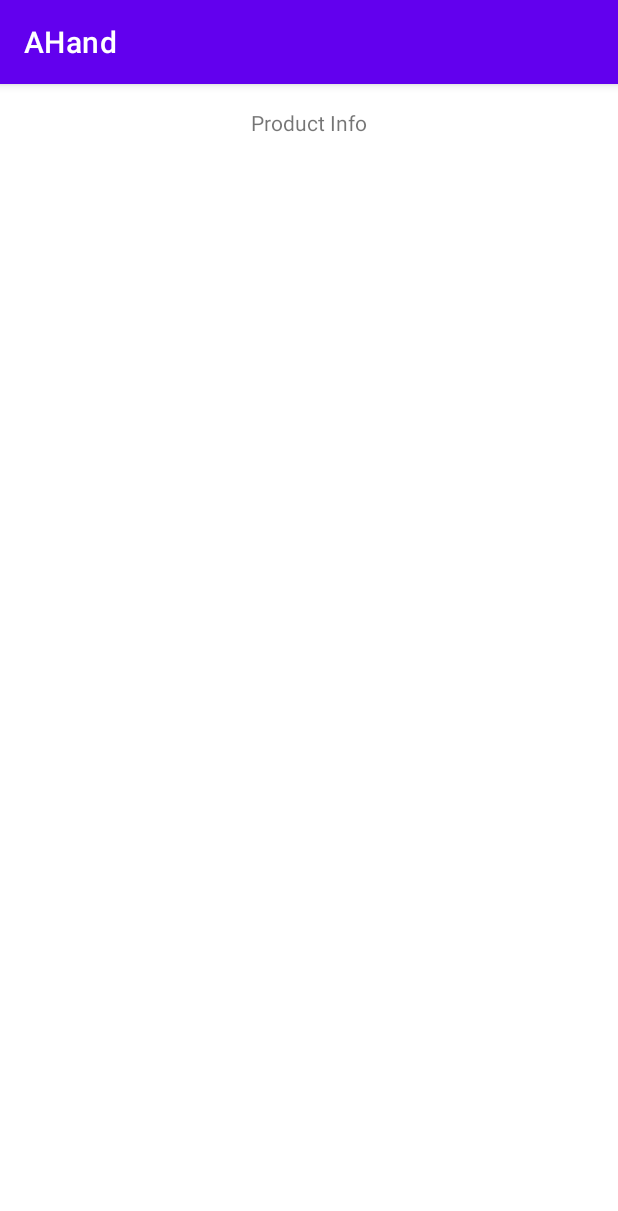
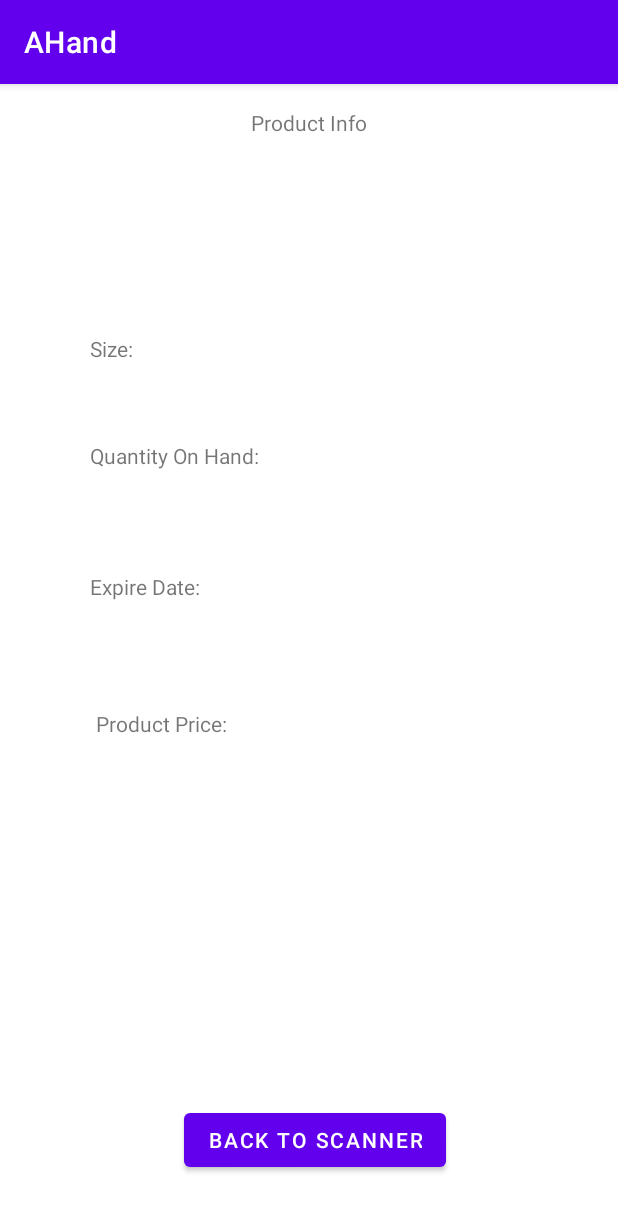
Before and after one commit to azzidahaka/Final-Project-sem-6-, an Android app: the CustomerProductInfo screen opened directly, with no data from a screen before it, on a phone screen of 412 x 824 dp. Shown: the top 1211 px of the screen. Run offline under Robolectric (Android 15) with nearby library versions, the phone set to English and light mode, and no system bars.

Commit message:
CustomerProductDetailedInfo + minor changes

```diff
--- a/app/src/main/AndroidManifest.xml
+++ b/app/src/main/AndroidManifest.xml
@@ -9,7 +9,8 @@
         android:roundIcon="@mipmap/ic_launcher_round"
         android:supportsRtl="true"
         android:theme="@style/Theme.FinalProject">
-        <activity android:name=".CustomerProductInfo"></activity>
+        <activity android:name=".CustomerProductDetailedInfo"></activity>
+        <activity android:name=".CustomerProductInfo" />
         <activity android:name=".CustomerInfo" />
         <activity android:name=".CustomerHome" />
         <activity
--- /dev/null
+++ b/app/src/main/java/com/example/finalproject/CustomerProductDetailedInfo.kt
@@ -0,0 +1,11 @@
+package com.example.finalproject
+
+import androidx.appcompat.app.AppCompatActivity
+import android.os.Bundle
+
+class CustomerProductDetailedInfo : AppCompatActivity() {
+    override fun onCreate(savedInstanceState: Bundle?) {
+        super.onCreate(savedInstanceState)
+        setContentView(R.layout.activity_customer_product_detailed_info)
+    }
+}
--- /dev/null
+++ b/app/src/main/res/layout/activity_customer_product_detailed_info.xml
@@ -0,0 +1,9 @@
+<?xml version="1.0" encoding="utf-8"?>
+<androidx.constraintlayout.widget.ConstraintLayout xmlns:android="http://schemas.android.com/apk/res/android"
+    xmlns:app="http://schemas.android.com/apk/res-auto"
+    xmlns:tools="http://schemas.android.com/tools"
+    android:layout_width="match_parent"
+    android:layout_height="match_parent"
+    tools:context=".CustomerProductDetailedInfo">
+
+</androidx.constraintlayout.widget.ConstraintLayout>
--- a/app/src/main/res/layout/activity_customer_product_info.xml
+++ b/app/src/main/res/layout/activity_customer_product_info.xml
@@ -15,4 +15,116 @@
         app:layout_constraintEnd_toEndOf="parent"
         app:layout_constraintStart_toStartOf="parent"
         app:layout_constraintTop_toTopOf="parent" />
+
+    <ImageView
+        android:id="@+id/imageView"
+        android:layout_width="78dp"
+        android:layout_height="94dp"
+        android:layout_marginEnd="36dp"
+        app:layout_constraintEnd_toEndOf="parent"
+        app:layout_constraintTop_toBottomOf="@+id/textViewProductInfo"
+        tools:srcCompat="@tools:sample/avatars" />
+
+    <TextView
+        android:id="@+id/textViewProductName"
+        android:layout_width="wrap_content"
+        android:layout_height="wrap_content"
+        android:layout_marginTop="32dp"
+        app:layout_constraintEnd_toStartOf="@+id/imageView"
+        app:layout_constraintHorizontal_bias="0.343"
+        app:layout_constraintStart_toStartOf="parent"
+        app:layout_constraintTop_toBottomOf="@+id/textViewProductInfo" />
+
+    <TextView
+        android:id="@+id/textViewProductSize"
+        android:layout_width="wrap_content"
+        android:layout_height="wrap_content"
+        android:layout_marginStart="60dp"
+        android:layout_marginTop="80dp"
+        android:text="@string/product_size"
+        app:layout_constraintStart_toStartOf="parent"
+        app:layout_constraintTop_toBottomOf="@+id/textViewProductName" />
+
+    <TextView
+        android:id="@+id/textViewProductSizeEdit"
+        android:layout_width="66dp"
+        android:layout_height="22dp"
+        app:layout_constraintEnd_toEndOf="parent"
+        app:layout_constraintHorizontal_bias="0.694"
+        app:layout_constraintStart_toEndOf="@+id/textViewProductSize"
+        app:layout_constraintTop_toTopOf="@+id/textViewProductSize" />
+
+    <TextView
+        android:id="@+id/textViewProductQty"
+        android:layout_width="wrap_content"
+        android:layout_height="wrap_content"
+        android:layout_marginStart="60dp"
+        android:layout_marginTop="52dp"
+        android:text="@string/product_qty"
+        app:layout_constraintStart_toStartOf="parent"
+        app:layout_constraintTop_toBottomOf="@+id/textViewProductSize" />
+
+    <TextView
+        android:id="@+id/textViewProductQtyEdit"
+        android:layout_width="wrap_content"
+        android:layout_height="wrap_content"
+        android:layout_marginTop="48dp"
+        app:layout_constraintEnd_toEndOf="parent"
+        app:layout_constraintHorizontal_bias="0.397"
+        app:layout_constraintStart_toEndOf="@+id/textViewProductQty"
+        app:layout_constraintTop_toBottomOf="@+id/textViewProductSizeEdit" />
+
+    <TextView
+        android:id="@+id/textViewProductExpire"
+        android:layout_width="wrap_content"
+        android:layout_height="wrap_content"
+        android:layout_marginStart="60dp"
+        android:layout_marginTop="68dp"
+        android:text="@string/product_expire"
+        app:layout_constraintStart_toStartOf="parent"
+        app:layout_constraintTop_toBottomOf="@+id/textViewProductQty" />
+
+    <TextView
+        android:id="@+id/textView1ProductExpireEdit"
+        android:layout_width="wrap_content"
+        android:layout_height="wrap_content"
+        android:layout_marginTop="68dp"
+        app:layout_constraintEnd_toEndOf="parent"
+        app:layout_constraintHorizontal_bias="0.478"
+        app:layout_constraintStart_toEndOf="@+id/textViewProductExpire"
+        app:layout_constraintTop_toBottomOf="@+id/textViewProductQtyEdit" />
+
+    <TextView
+        android:id="@+id/textViewProductPrice"
+        android:layout_width="wrap_content"
+        android:layout_height="wrap_content"
+        android:layout_marginStart="64dp"
+        android:layout_marginTop="72dp"
+        android:text="@string/product_price"
+        app:layout_constraintStart_toStartOf="parent"
+        app:layout_constraintTop_toBottomOf="@+id/textViewProductExpire" />
+
+    <TextView
+        android:id="@+id/textViewProductPriceEdit"
+        android:layout_width="wrap_content"
+        android:layout_height="wrap_content"
+        android:layout_marginTop="72dp"
+        app:layout_constraintBottom_toBottomOf="@+id/textViewProductPrice"
+        app:layout_constraintEnd_toEndOf="parent"
+        app:layout_constraintHorizontal_bias="0.444"
+        app:layout_constraintStart_toEndOf="@+id/textViewProductPrice"
+        app:layout_constraintTop_toBottomOf="@+id/textView1ProductExpireEdit" />
+
+    <Button
+        android:id="@+id/backButton"
+        android:layout_width="wrap_content"
+        android:layout_height="wrap_content"
+        android:layout_marginBottom="40dp"
+        android:text="@string/back_to_scanner"
+        app:layout_constraintBottom_toBottomOf="parent"
+        app:layout_constraintEnd_toEndOf="parent"
+        app:layout_constraintHorizontal_bias="0.518"
+        app:layout_constraintStart_toStartOf="parent"
+        app:layout_constraintTop_toBottomOf="@+id/textViewProductPrice"
+        app:layout_constraintVertical_bias="1.0" />
 </androidx.constraintlayout.widget.ConstraintLayout>
--- a/app/src/main/res/values/strings.xml
+++ b/app/src/main/res/values/strings.xml
@@ -19,8 +19,8 @@
     <string name="user_name">User Name</string>
     <string name="preferred_store">Preferred Store</string>
     <string name="product_name">Product Name</string>
-    <string name="product_size">Product Size</string>
-    <string name="product_qty">Quantity On Hand</string>
-    <string name="product_expire">Expire Date</string>
-    <string name="product_price">Product Price</string>
+    <string name="product_size">Size:</string>
+    <string name="product_qty">Quantity On Hand:</string>
+    <string name="product_expire">Expire Date:</string>
+    <string name="product_price">Product Price:</string>
 </resources>
```
